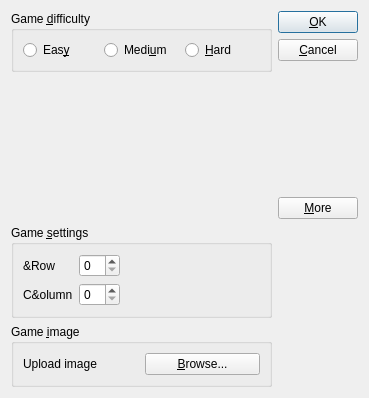
First picture: the form in newgame.ui, repository mehr74/slidePuzzle, before the edit.
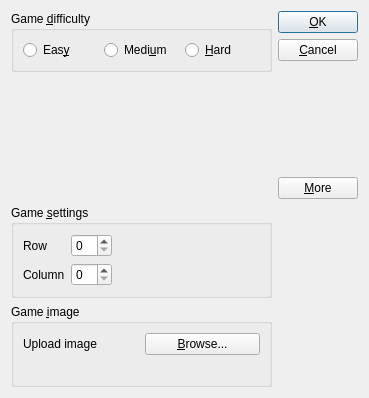
Second picture: the form after the edit. Icons and pictures are not drawn.

Patch:
```diff
--- a/newgame.ui
+++ b/newgame.ui
@@ -117,14 +117,14 @@
       <item row="0" column="0">
        <widget class="QLabel" name="settingsRowLabel">
         <property name="text">
-         <string>&amp;Row</string>
+         <string>Row</string>
         </property>
        </widget>
       </item>
       <item row="1" column="0">
        <widget class="QLabel" name="settingsColumnLabel">
         <property name="text">
-         <string>C&amp;olumn</string>
+         <string>Column</string>
         </property>
        </widget>
       </item>
@@ -183,6 +183,13 @@
         </property>
        </widget>
       </item>
+      <item row="1" column="0">
+       <widget class="QLabel" name="fileNameLabel">
+        <property name="text">
+         <string/>
+        </property>
+       </widget>
+      </item>
      </layout>
     </widget>
    </item>
```
